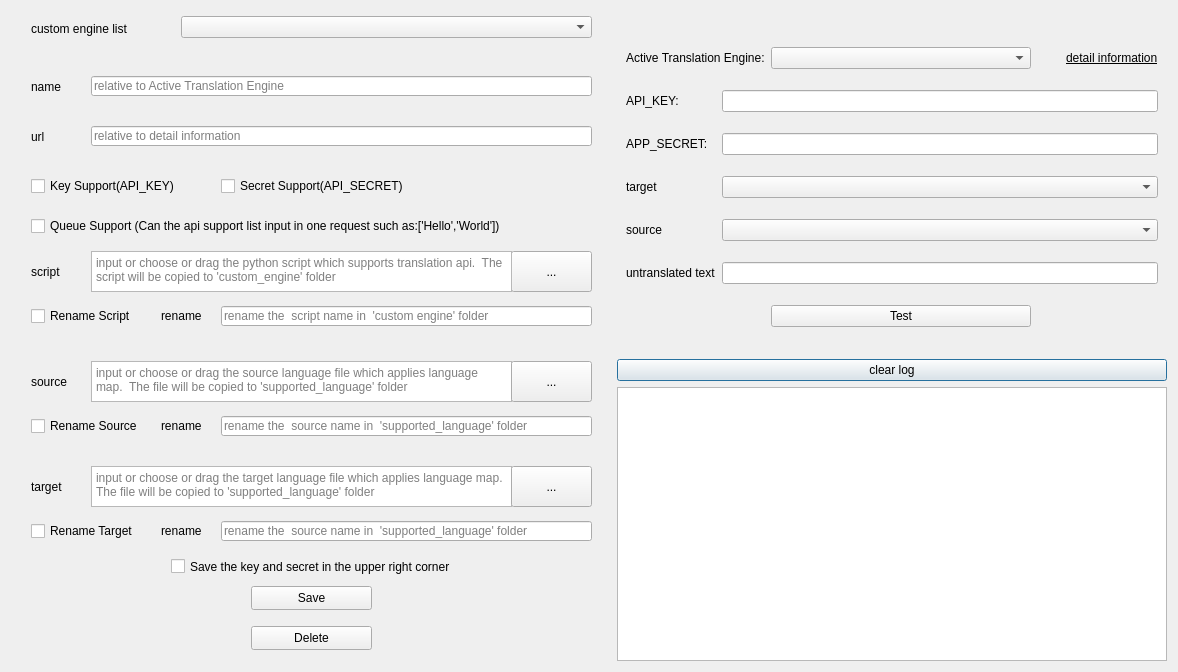
anonymousException/renpy-translator, file src/custom_engine.ui: the form before one commit.
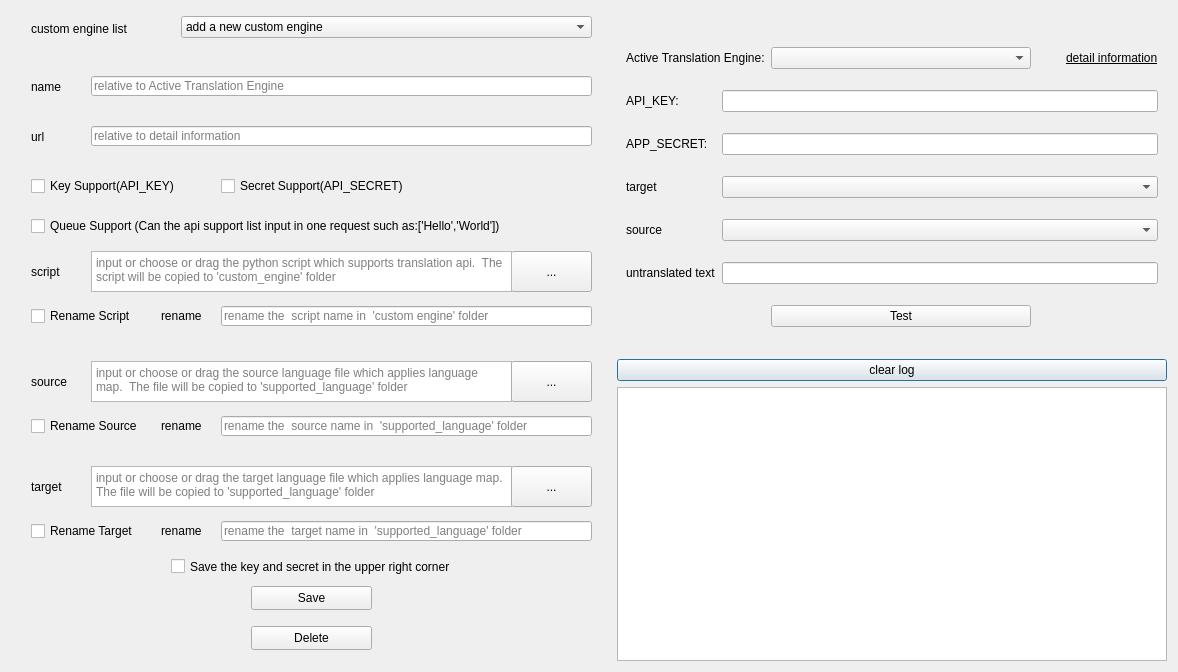
The form after the commit.

The edit to the form file:
```diff
--- a/src/custom_engine.ui
+++ b/src/custom_engine.ui
@@ -77,6 +77,11 @@
         <height>22</height>
        </rect>
       </property>
+      <item>
+       <property name="text">
+        <string>add a new custom engine</string>
+       </property>
+      </item>
      </widget>
      <widget class="QCheckBox" name="renameScriptCheckBox">
       <property name="geometry">
@@ -347,7 +352,7 @@
        </rect>
       </property>
       <property name="placeholderText">
-       <string>rename the  source name in  'supported_language' folder</string>
+       <string>rename the  target name in  'supported_language' folder</string>
       </property>
      </widget>
      <widget class="QPushButton" name="saveButton">
```
